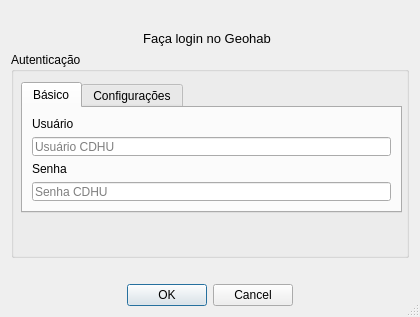
Above: unified_login_dialog_base.ui from maviz991/qgis-geometadata-plugin before the change. Below: the same form after it.
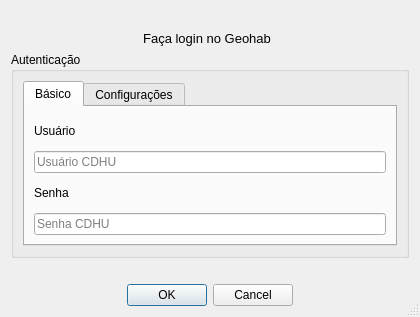
That is the form after the change. Icons and pictures are not drawn.

Commit message: Versão 1.0.1 - Login feito

The edit to the form file:
```diff
--- a/unified_login_dialog_base.ui
+++ b/unified_login_dialog_base.ui
@@ -121,15 +121,9 @@
      <property name="title">
       <string>Autenticação</string>
      </property>
+     <layout class="QGridLayout" name="gridLayout_4">
+      <item row="0" column="0">
      <widget class="QTabWidget" name="tabWidget">
-      <property name="geometry">
-       <rect>
-        <x>10</x>
-        <y>30</y>
-        <width>381</width>
-        <height>131</height>
-       </rect>
-      </property>
       <property name="autoFillBackground">
        <bool>false</bool>
       </property>
@@ -186,6 +180,8 @@
        </layout>
       </widget>
      </widget>
+      </item>
+     </layout>
     </widget>
    </item>
   </layout>
```
Lines whose indentation alone changed are shown as unchanged. The commit also changes 4 other files.
